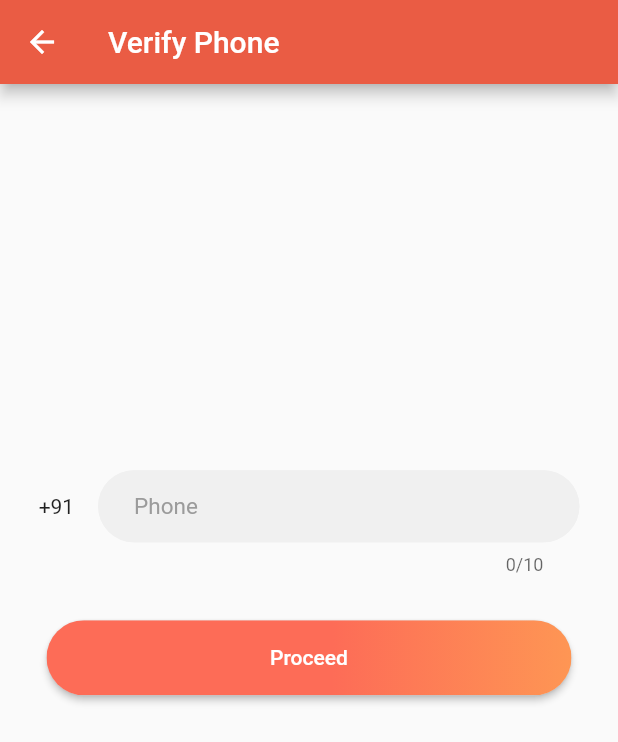
After one commit to SmarttersStudio/exellentico-app, a Flutter app: the VerifyPhonePage screen opened directly, on a phone screen of 412 x 824 dp. The commit adds this screen. Shown: the top 742 px of the screen. Run offline on Flutter 3.47's test engine with Material 2 defaults, Android fonts, the phone set to English and light mode, and no system bars; our stand-ins replace bloc, dio, flutter_bloc, flutter_local_notifications, get, google_sign_in and 3 more; missing offline and left inert: dart:ffi, flutter_facebook_login; accounts and stored records are empty.

Commit message:
auth----> verify page added

```diff
--- /dev/null
+++ b/lib/api_services/on_boarding_api_services.dart
@@ -0,0 +1,31 @@
+import 'package:ecommerceapp/api_services/base_api.dart';
+import 'package:ecommerceapp/config/api_routes.dart';
+import 'package:ecommerceapp/config/index.dart';
+import 'package:ecommerceapp/utils/shared_preference_helper.dart';
+
+///
+/// Created By AURO (aurosmruti@smarttersstudio.com) on 7/14/2020 10:56 AM
+///
+
+///Api Call to send the otp to given phone number
+Future<String> sendOtpToPhoneNumber(String phone) async {
+  String path = ApiRoutes.phoneVerify;
+  var body = {"phone": phone};
+  var result =
+      await ApiCall.generalApiCall(path, RequestMethod.create, body: body);
+  print(result.toString());
+  return result.data['message'];
+}
+
+///Api call to verify the OTP provided by the user
+Future<String> verifyOTP(String phone, String otp) async {
+  String path = ApiRoutes.verifyOTP;
+  var body = { "phone": phone, "otp": otp};
+  var result =
+      await ApiCall.generalApiCall(path, RequestMethod.create, body: body);
+  print(result.toString());
+  final user = SharedPreferenceHelper.user;
+  user.user.phone = phone;
+  SharedPreferenceHelper.storeUser(user: user);
+  return result.data['message'];
+}
--- a/lib/config/api_routes.dart
+++ b/lib/config/api_routes.dart
@@ -12,5 +12,7 @@ mixin ApiRoutes {
   static const String signInWithSocialMedia = "social-login";
   static const String signUp = "user";
   static const String checkUserName = "check-user-name";
-
+  static const String forgetPassword = "forget-password";
+  static const String phoneVerify = "phone-verification";
+  static const String verifyOTP = "verify-phone-otp";
 }
--- /dev/null
+++ b/lib/pages/onboarding/verify_phone/verify_phone_page.dart
@@ -0,0 +1,81 @@
+import 'package:ecommerceapp/api_services/on_boarding_api_services.dart';
+import 'package:ecommerceapp/config/index.dart';
+import 'package:ecommerceapp/pages/onboarding/verify_phone/phone_otp_page.dart';
+import 'package:ecommerceapp/utils/my_form_validators.dart';
+import 'package:ecommerceapp/widgets/my_button.dart';
+import 'package:ecommerceapp/widgets/my_snackbar.dart';
+import 'package:flutter/material.dart';
+import 'package:get/get.dart';
+
+///
+/// Created By AURO (aurosmruti@smarttersstudio.com) on 7/14/2020 10:02 AM
+///
+
+
+
+class VerifyPhonePage extends StatefulWidget {
+  @override
+  _VerifyPhonePageState createState() => _VerifyPhonePageState();
+}
+
+class _VerifyPhonePageState extends State<VerifyPhonePage> {
+  bool _autoValidate = false;
+  final _formKey = GlobalKey<FormState>();
+  final _buttonKey = GlobalKey<MyButtonState>();
+  String _phone = "";
+  @override
+  Widget build(BuildContext context) {
+    double height = MediaQuery.of(context).size.height;
+    double width = MediaQuery.of(context).size.width;
+    return Scaffold(
+      appBar: AppBar(title: Text("Verify Phone"),),
+      body: Form(
+        autovalidate: _autoValidate,
+        key: _formKey,
+        child: ListView(
+          children: [
+            SizedBox(height: height/3.2,),
+            Padding(
+              padding:  EdgeInsets.symmetric(horizontal: width/16),
+              child: TextFormField(
+                maxLength: 10,
+                keyboardType: TextInputType.number,
+                onChanged: (value)=>_phone = value,
+                validator: (value){
+                  _phone = value;
+                  return MyFormValidators.validatePhone(value);
+                },
+                decoration: MyDecorations.authTextFieldDecoration().copyWith(
+                    hintText: "Phone",
+                  icon: Text("+91")
+                ),
+              ),
+            ),
+            SizedBox(height: 30,),
+            Center(
+              child: MyButton(
+                  key: _buttonKey,
+                  child: Text("Proceed"),
+                  onPressed: (){
+                    if (_formKey.currentState.validate()) {
+                      print("Form is Validated");
+                      _buttonKey.currentState.showLoader();
+                      sendOtpToPhoneNumber(_phone).then((value) {
+                        MySnackbar.show("Check your phone", "");
+                        Get.to(VerifyPhoneOTPPage(phone: _phone,));
+                      }).catchError((err){
+                        MySnackbar.show("ERROR", err.toString());
+                      }).whenComplete(() => _buttonKey.currentState.hideLoader());
+                    }else{
+                      setState(() => _autoValidate = true);
+                    }
+                  }
+              ),
+            )
+          ],
+        ),
+      ),
+
+    );
+  }
+}
```
Also changed, not shown: lib/api_services/reset_password_api_services.dart (added, +19 -0 lines), lib/pages/authentication/login/login_page.dart (+29 -28 lines), lib/pages/authentication/reset_password/reset_password_page.dart (+18 -4 lines), lib/pages/authentication/reset_password/update_password_page.dart (+9 -8 lines), lib/pages/authentication/social_sign_in/social_sign_in_page.dart (added, +103 -0 lines), lib/pages/demo_page.dart (+7 -17 lines), lib/pages/onboarding/verify_phone/phone_otp_page.dart (added, +139 -0 lines).
